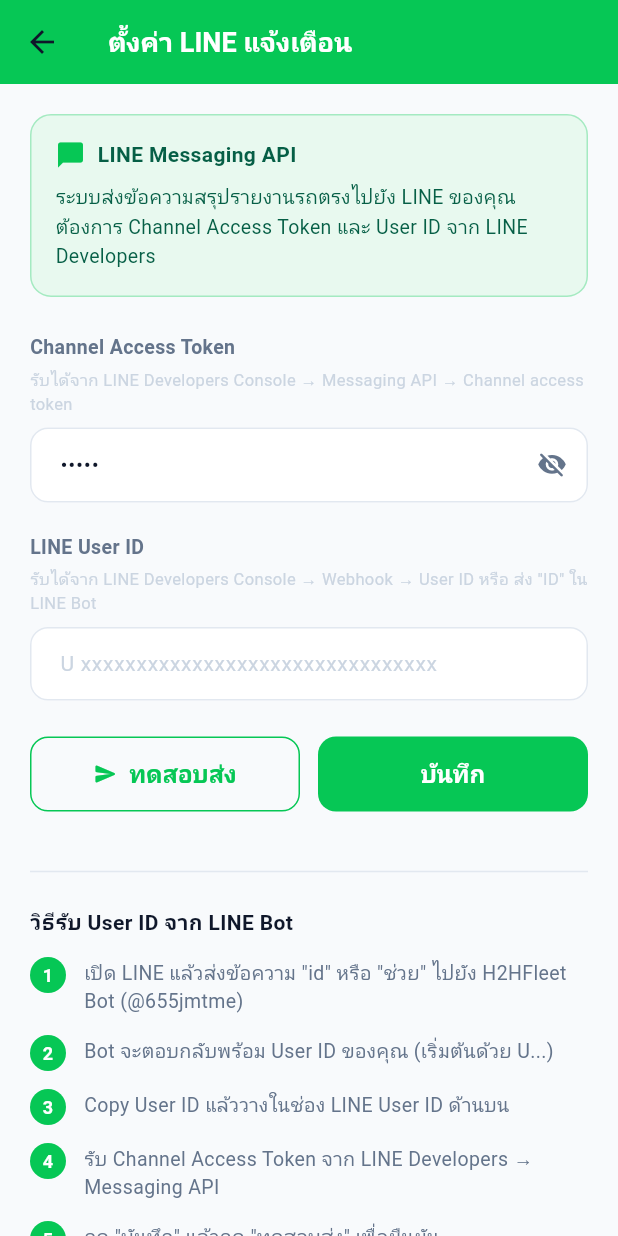
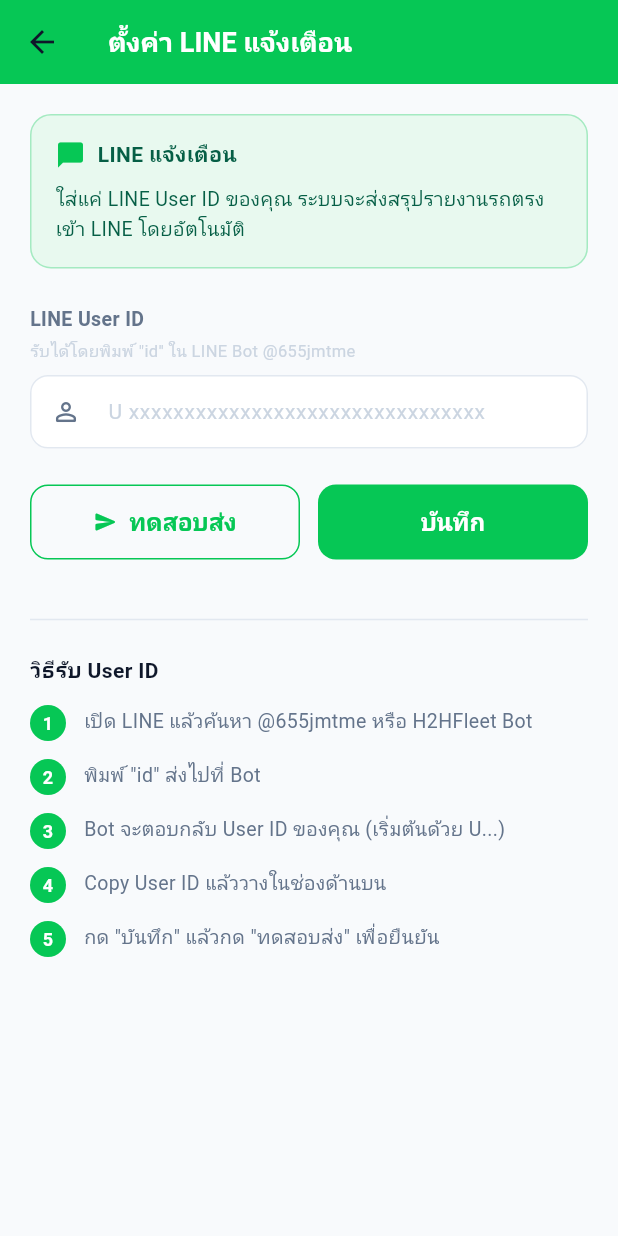
Before and after one commit to Rnai-io/H2Hfleet, a Flutter app: the LineSettingsScreen screen opened directly, on a phone screen of 412 x 824 dp. Run offline on Flutter 3.47's test engine with Material 3 defaults, Android fonts, the phone set to English and light mode, and no system bars; our stand-ins replace dio, flutter_map, flutter_riverpod, geolocator, google_fonts, latlong2 and 2 more; accounts and stored records are empty; Roboto replaces fonts that are missing (Prompt).

Commit message:
Simplify LINE setup: token server-side, user enters only User ID
- line-push-message: read channel token from env (not from client)
- LineSettingsScreen: remove token field, only ask for User ID
- dashboard: send only userId to push function

Co-Authored-By: Claude Haiku 4.5 <noreply@anthropic.com>

```diff
--- a/h2hfleet/lib/features/dashboard/presentation/screens/dashboard_screen.dart
+++ b/h2hfleet/lib/features/dashboard/presentation/screens/dashboard_screen.dart
@@ -57,14 +57,13 @@ class DashboardScreen extends ConsumerWidget {
       try {
         // ดึง LINE credentials จาก SharedPreferences (ตั้งค่าใน Settings → LINE)
         final prefs = await SharedPreferences.getInstance();
-        final channelToken = prefs.getString('line_channel_token') ?? '';
         final userId = prefs.getString('line_user_id') ?? '';
 
-        if (channelToken.isEmpty || userId.isEmpty) {
+        if (userId.isEmpty) {
           if (context.mounted) {
             ScaffoldMessenger.of(context).showSnackBar(
               const SnackBar(
-                content: Text('กรุณาตั้งค่า LINE ก่อน (Settings → LINE)'),
+                content: Text('กรุณาตั้งค่า LINE User ID ก่อน (กดเมนู LINE Notify)'),
                 backgroundColor: AppColors.warning,
               ),
             );
@@ -87,7 +86,6 @@ $summary
           data: {
             'userId': userId,
             'message': message,
-            'channelToken': channelToken,
           },
         );
 
--- a/h2hfleet/lib/features/line/line_settings_screen.dart
+++ b/h2hfleet/lib/features/line/line_settings_screen.dart
@@ -12,9 +12,7 @@ class LineSettingsScreen extends ConsumerStatefulWidget {
 }
 
 class _LineSettingsScreenState extends ConsumerState<LineSettingsScreen> {
-  final _tokenCtrl = TextEditingController();
   final _userIdCtrl = TextEditingController();
-  bool _obscureToken = true;
   bool _isTesting = false;
   bool _isSaving = false;
 
@@ -27,16 +25,15 @@ class _LineSettingsScreenState extends ConsumerState<LineSettingsScreen> {
   Future<void> _loadSettings() async {
     final prefs = await SharedPreferences.getInstance();
     if (mounted) {
-      _tokenCtrl.text = prefs.getString('line_channel_token') ?? '';
       _userIdCtrl.text = prefs.getString('line_user_id') ?? '';
     }
   }
 
   Future<void> _saveSettings() async {
-    if (_tokenCtrl.text.trim().isEmpty || _userIdCtrl.text.trim().isEmpty) {
+    if (_userIdCtrl.text.trim().isEmpty) {
       ScaffoldMessenger.of(context).showSnackBar(
         const SnackBar(
-          content: Text('กรุณาใส่ Channel Token และ User ID ให้ครบ'),
+          content: Text('กรุณาใส่ LINE User ID'),
           backgroundColor: AppColors.warning,
         ),
       );
@@ -44,7 +41,6 @@ class _LineSettingsScreenState extends ConsumerState<LineSettingsScreen> {
     }
     setState(() => _isSaving = true);
     final prefs = await SharedPreferences.getInstance();
-    await prefs.setString('line_channel_token', _tokenCtrl.text.trim());
     await prefs.setString('line_user_id', _userIdCtrl.text.trim());
     if (mounted) {
       setState(() => _isSaving = false);
@@ -58,11 +54,10 @@ class _LineSettingsScreenState extends ConsumerState<LineSettingsScreen> {
   }
 
   Future<void> _testSend() async {
-    final token = _tokenCtrl.text.trim();
     final userId = _userIdCtrl.text.trim();
-    if (token.isEmpty || userId.isEmpty) {
+    if (userId.isEmpty) {
       ScaffoldMessenger.of(context).showSnackBar(
-        const SnackBar(content: Text('กรุณาใส่ Channel Token และ User ID ก่อน')),
+        const SnackBar(content: Text('กรุณาใส่ LINE User ID ก่อน')),
       );
       return;
     }
@@ -74,14 +69,13 @@ class _LineSettingsScreenState extends ConsumerState<LineSettingsScreen> {
         data: {
           'userId': userId,
           'message': '✅ H2HFleet: ทดสอบการส่งข้อความสำเร็จ!\n\nระบบ LINE แจ้งเตือนพร้อมใช้งาน 🚛',
-          'channelToken': token,
         },
       );
       if (mounted) {
         final ok = response.statusCode == 200;
         ScaffoldMessenger.of(context).showSnackBar(
           SnackBar(
-            content: Text(ok ? 'ส่งทดสอบไป LINE สำเร็จ! ✅' : 'ส่งไม่สำเร็จ กรุณาตรวจสอบ Token'),
+            content: Text(ok ? 'ส่งทดสอบไป LINE สำเร็จ! ✅' : 'ส่งไม่สำเร็จ'),
             backgroundColor: ok ? AppColors.success : AppColors.danger,
           ),
         );
@@ -99,7 +93,6 @@ class _LineSettingsScreenState extends ConsumerState<LineSettingsScreen> {
 
   @override
   void dispose() {
-    _tokenCtrl.dispose();
     _userIdCtrl.dispose();
     super.dispose();
   }
@@ -135,7 +128,7 @@ class _LineSettingsScreenState extends ConsumerState<LineSettingsScreen> {
                     children: [
                       Icon(Icons.chat_bubble_rounded, color: Color(0xFF06C755), size: 20),
                       SizedBox(width: 8),
-                      Text('LINE Messaging API',
+                      Text('LINE แจ้งเตือน',
                           style: TextStyle(
                               fontWeight: FontWeight.w700,
                               color: Color(0xFF065F46),
@@ -144,7 +137,7 @@ class _LineSettingsScreenState extends ConsumerState<LineSettingsScreen> {
                   ),
                   SizedBox(height: 8),
                   Text(
-                    'ระบบส่งข้อความสรุปรายงานรถตรงไปยัง LINE ของคุณ\nต้องการ Channel Access Token และ User ID จาก LINE Developers',
+                    'ใส่แค่ LINE User ID ของคุณ ระบบจะส่งสรุปรายงานรถตรงเข้า LINE โดยอัตโนมัติ',
                     style: TextStyle(fontSize: 13, color: Color(0xFF065F46), height: 1.5),
                   ),
                 ],
@@ -153,56 +146,12 @@ class _LineSettingsScreenState extends ConsumerState<LineSettingsScreen> {
 
             const SizedBox(height: 24),
 
-            // Channel Access Token
-            const Text('Channel Access Token',
-                style: TextStyle(
-                    fontSize: 13, fontWeight: FontWeight.w700,
-                    color: AppColors.textSecondary)),
-            const SizedBox(height: 4),
-            const Text('รับได้จาก LINE Developers Console → Messaging API → Channel access token',
-                style: TextStyle(fontSize: 11, color: AppColors.textHint)),
-            const SizedBox(height: 8),
-            TextFormField(
-              controller: _tokenCtrl,
-              obscureText: _obscureToken,
-              style: const TextStyle(fontSize: 14, color: AppColors.textPrimary),
-              decoration: InputDecoration(
-                hintText: 'วาง Channel Access Token ที่นี่...',
-                hintStyle: const TextStyle(color: AppColors.textHint),
-                filled: true,
-                fillColor: AppColors.card,
-                contentPadding: const EdgeInsets.symmetric(horizontal: 16, vertical: 14),
-                border: OutlineInputBorder(
-                  borderRadius: BorderRadius.circular(12),
-                  borderSide: const BorderSide(color: AppColors.divider),
-                ),
-                enabledBorder: OutlineInputBorder(
-                  borderRadius: BorderRadius.circular(12),
-                  borderSide: const BorderSide(color: AppColors.divider),
-                ),
-                focusedBorder: OutlineInputBorder(
-                  borderRadius: BorderRadius.circular(12),
-                  borderSide: const BorderSide(color: Color(0xFF06C755), width: 2),
-                ),
-                suffixIcon: IconButton(
-                  icon: Icon(
-                    _obscureToken ? Icons.visibility_off_rounded : Icons.visibility_rounded,
-                    color: AppColors.textSecondary, size: 20,
-                  ),
-                  onPressed: () => setState(() => _obscureToken = !_obscureToken),
-                ),
-              ),
-            ),
-
-            const SizedBox(height: 20),
-
-            // User ID
             const Text('LINE User ID',
                 style: TextStyle(
                     fontSize: 13, fontWeight: FontWeight.w700,
                     color: AppColors.textSecondary)),
             const SizedBox(height: 4),
-            const Text('รับได้จาก LINE Developers Console → Webhook → User ID หรือ ส่ง "ID" ใน LINE Bot',
+            const Text('รับได้โดยพิมพ์ "id" ใน LINE Bot @655jmtme',
                 style: TextStyle(fontSize: 11, color: AppColors.textHint)),
             const SizedBox(height: 8),
             TextFormField(
@@ -226,6 +175,8 @@ class _LineSettingsScreenState extends ConsumerState<LineSettingsScreen> {
                   borderRadius: BorderRadius.circular(12),
                   borderSide: const BorderSide(color: Color(0xFF06C755), width: 2),
                 ),
+                prefixIcon: const Icon(Icons.person_outline_rounded,
+                    color: AppColors.textSecondary, size: 20),
               ),
             ),
 
@@ -277,7 +228,7 @@ class _LineSettingsScreenState extends ConsumerState<LineSettingsScreen> {
             const Divider(),
             const SizedBox(height: 16),
 
-            const Text('วิธีรับ User ID จาก LINE Bot',
+            const Text('วิธีรับ User ID',
                 style: TextStyle(
                     fontSize: 14, fontWeight: FontWeight.w700,
                     color: AppColors.textPrimary)),
@@ -291,10 +242,10 @@ class _LineSettingsScreenState extends ConsumerState<LineSettingsScreen> {
 }
 
 const _steps = [
-  (1, 'เปิด LINE แล้วส่งข้อความ "id" หรือ "ช่วย" ไปยัง H2HFleet Bot (@655jmtme)'),
-  (2, 'Bot จะตอบกลับพร้อม User ID ของคุณ (เริ่มต้นด้วย U...)'),
-  (3, 'Copy User ID แล้ววางในช่อง LINE User ID ด้านบน'),
-  (4, 'รับ Channel Access Token จาก LINE Developers → Messaging API'),
+  (1, 'เปิด LINE แล้วค้นหา @655jmtme หรือ H2HFleet Bot'),
+  (2, 'พิมพ์ "id" ส่งไปที่ Bot'),
+  (3, 'Bot จะตอบกลับ User ID ของคุณ (เริ่มต้นด้วย U...)'),
+  (4, 'Copy User ID แล้ววางในช่องด้านบน'),
   (5, 'กด "บันทึก" แล้วกด "ทดสอบส่ง" เพื่อยืนยัน'),
 ];
 
```
Also changed, not shown: 1 other file.
